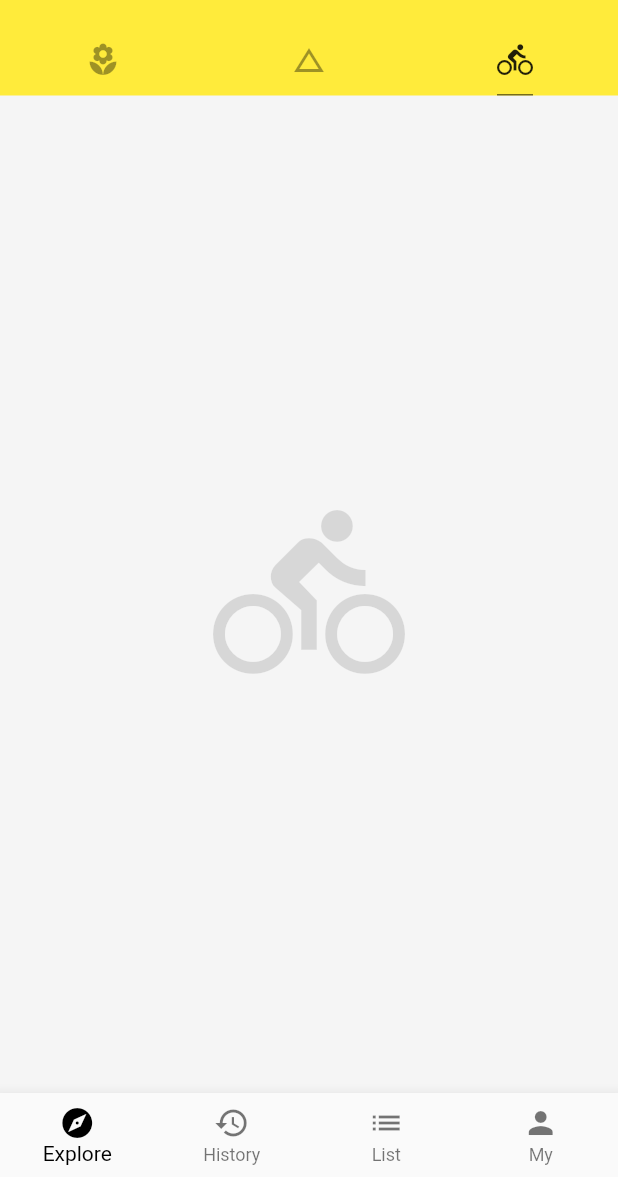
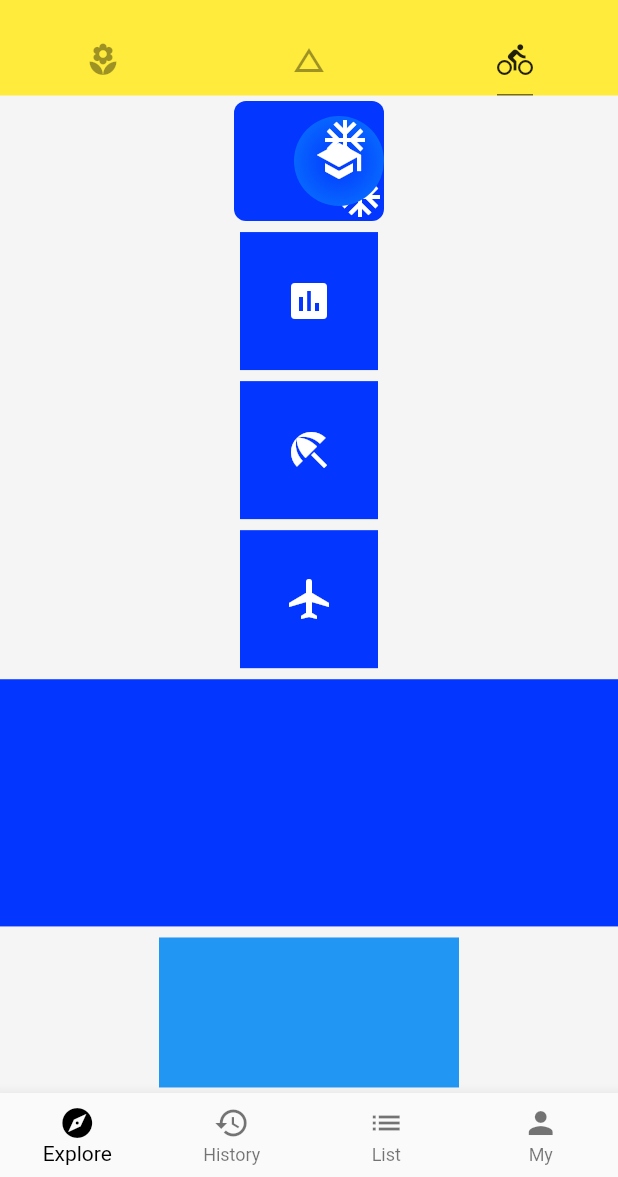
Before and after one commit to SKgao/flutter_demo, a Flutter app: the screen it shows after launch, tab 3 chosen, on a phone screen of 412 x 824 dp, the part 59-1236 px from its top. Run offline on Flutter 3.47's test engine with Material 2 defaults, Android fonts, the phone set to English and light mode, and no system bars; network calls fail.

Commit message:
add:layout

```diff
--- /dev/null
+++ b/lib/demo/layout_demo.dart
@@ -0,0 +1,114 @@
+import 'package:flutter/material.dart';
+
+class LayoutDemo extends StatelessWidget {
+  @override
+  Widget build(BuildContext context) {
+    // TODO: implement build
+    return Container(
+      child: Column(
+        // 主轴对齐方式
+        mainAxisAlignment: MainAxisAlignment.spaceAround,
+        // 交叉轴对齐方式
+        crossAxisAlignment: CrossAxisAlignment.center,
+        children: <Widget>[
+          StackDemo(),
+          IconBadge(Icons.poll),
+          IconBadge(Icons.beach_access),
+          IconBadge(Icons.airplanemode_active),
+          AspectRatio(
+            aspectRatio: 5.0/2.0,
+            child: Container(
+              color: Color.fromRGBO(3, 54, 255, 1),
+            ),
+          ),
+          ConstrainedBox(
+            constraints: BoxConstraints(
+              maxWidth: 200.0,
+              minWidth: 100.0,
+              maxHeight: 100.0,
+              minHeight: 50.0
+            ),
+            child: Container(
+              color: Colors.blue,
+            ),
+          )
+        ],
+      )
+      // child: Row(
+      //   children: <Widget>[
+      //     IconBadge(Icons.poll),
+      //     IconBadge(Icons.beach_access),
+      //     IconBadge(Icons.airplanemode_active),
+      //   ],
+      // ),
+    );
+  }
+}
+
+class StackDemo extends StatelessWidget {
+  @override
+  Widget build(BuildContext context) {
+    // TODO: implement build
+    return Stack(
+      alignment: Alignment.topRight,
+      children: <Widget>[
+        SizedBox(
+          width: 100.0,
+          height: 80.0,
+          child: Container(
+            alignment: Alignment(1.0, 1.0),
+            decoration: BoxDecoration(
+              color: Color.fromRGBO(3, 54, 255, 1),
+              borderRadius: BorderRadius.circular(8.0)
+            ),
+            child: Icon(Icons.ac_unit, color: Colors.white, size: 32.0,),
+          ),
+        ),
+        SizedBox(
+          height: 32.0,
+        ),
+        SizedBox(
+          width: 60.0,
+          height: 80.0,
+          child: Container(
+            decoration: BoxDecoration(
+              color: Color.fromRGBO(3, 54, 255, 1),
+              shape: BoxShape.circle,
+              gradient: RadialGradient(
+                colors: [
+                  Color.fromRGBO(3, 54, 255, 1),
+                  Color.fromRGBO(7, 102, 255, 1),
+                ]
+              )
+            ),
+            child: Icon(Icons.school, color: Colors.white, size: 32.0,),
+          ),
+        ),
+        Positioned(
+          top: 10.0,
+          right: 10.0,
+          child: Icon(Icons.ac_unit, color: Colors.white, size: 32.0,),
+        )
+      ],
+    );
+  }
+}
+
+class IconBadge extends StatelessWidget {
+  final IconData icon;
+  final double size;
+  IconBadge(this.icon, {
+    this.size = 32.0
+  });
+
+  @override
+  Widget build(BuildContext context) {
+    // TODO: implement build
+    return Container(
+      child: Icon(icon, size: size, color: Colors.white,),
+      width: 60 + size,
+      height: 60 + size,
+      color: Color.fromRGBO(3, 54, 255, 1.0),
+    );
+  }
+}
--- a/lib/main.dart
+++ b/lib/main.dart
@@ -5,6 +5,7 @@ import './demo/listview_demo.dart';
 import './demo/basic_demo.dart';
 import './demo/drawer_demo.dart';
 import './demo/bottom_navigation_demo.dart';
+import './demo/layout_demo.dart';
 
 void main() => runApp(App());
 
@@ -61,7 +62,7 @@ class Home extends StatelessWidget {
           children: <Widget>[
             ListViewDemo(),
             BasicDemo(),
-            Icon(Icons.directions_bike, size: 128.0, color: Colors.black12)
+            LayoutDemo()
           ],
         ),
         drawer: DrawerDemo(),
```
Also changed, not shown: lib/demo/drawer_demo.dart (line endings or trailing spaces), pubspec.lock.
